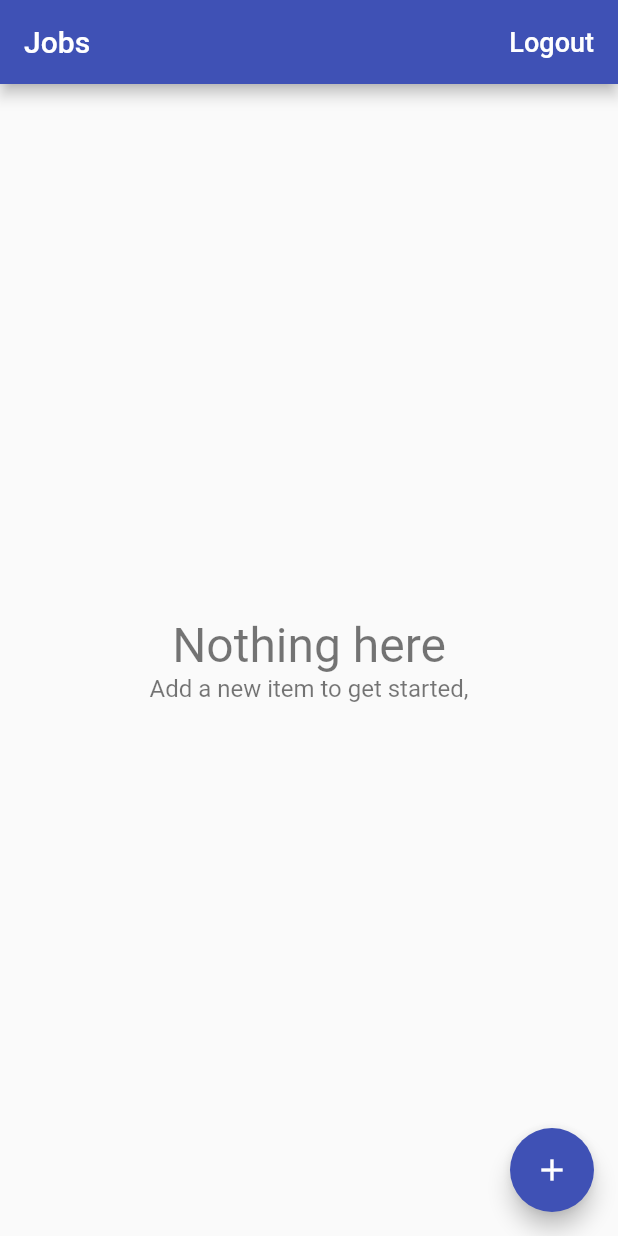
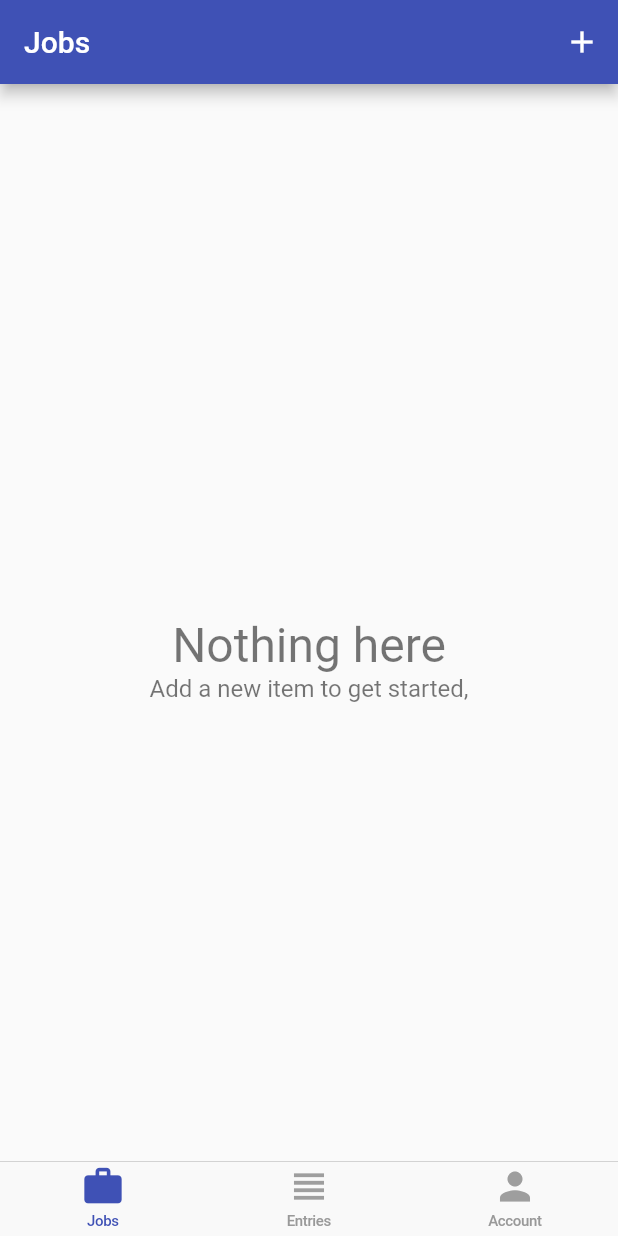
Before and after one commit to tran-haison/Time-Tracker, a Flutter app: the screen it shows once a user with an empty profile is signed in, on a phone screen of 412 x 824 dp. Run offline on Flutter 3.47's test engine with Material 2 defaults, Android fonts, the phone set to English and light mode, and no system bars; our stand-ins replace cloud_firestore, firebase_auth, firebase_core, google_sign_in; missing offline and left inert: flutter_login_facebook; accounts and stored records are empty.

Commit message:
Finish Bottom Navigation with Cupertino widgets

```diff
--- /dev/null
+++ b/lib/app/home/cupertino_home_scaffold.dart
@@ -0,0 +1,58 @@
+import 'package:flutter/cupertino.dart';
+import 'package:flutter/material.dart';
+import 'package:time_tracker_flutter_course/app/home/tab_item.dart';
+
+class CupertinoHomeScaffold extends StatelessWidget {
+  const CupertinoHomeScaffold({
+    Key key,
+    @required this.currentTab,
+    @required this.onSelectTab,
+    @required this.widgetBuilders,
+    @required this.navigatorKeys,
+  }) : super(key: key);
+
+  final TabItem currentTab;
+  final ValueChanged<TabItem> onSelectTab;
+  final Map<TabItem, WidgetBuilder> widgetBuilders;
+  final Map<TabItem, GlobalKey<NavigatorState>> navigatorKeys;
+
+  @override
+  Widget build(BuildContext context) {
+    return CupertinoTabScaffold(
+      tabBar: CupertinoTabBar(
+        items: [
+          _buildItem(TabItem.jobs),
+          _buildItem(TabItem.entries),
+          _buildItem(TabItem.account),
+        ],
+        onTap: (index) => onSelectTab(TabItem.values[index]),
+      ),
+      tabBuilder: (context, index) {
+        final item = TabItem.values[index];
+        return CupertinoTabView(
+          navigatorKey: navigatorKeys[item],
+          builder: (context) {
+            return widgetBuilders[item](context);
+          },
+        );
+      },
+    );
+  }
+
+  BottomNavigationBarItem _buildItem(TabItem tabItem) {
+    final itemData = TabItemData.allTabs[tabItem];
+    final color = currentTab == tabItem ? Colors.indigo : Colors.grey;
+    return BottomNavigationBarItem(
+      icon: Icon(
+        itemData.icon,
+        color: color,
+      ),
+      title: Text(
+        itemData.title,
+        style: TextStyle(
+          color: color,
+        ),
+      ),
+    );
+  }
+}
--- /dev/null
+++ b/lib/app/home/home_page.dart
@@ -0,0 +1,55 @@
+import 'package:flutter/material.dart';
+import 'package:time_tracker_flutter_course/app/home/account/account_page.dart';
+import 'package:time_tracker_flutter_course/app/home/cupertino_home_scaffold.dart';
+import 'package:time_tracker_flutter_course/app/home/tab_item.dart';
+
+import 'jobs/jobs_page.dart';
+
+class HomePage extends StatefulWidget {
+  @override
+  _HomePageState createState() => _HomePageState();
+}
+
+class _HomePageState extends State<HomePage> {
+  TabItem _currentTab = TabItem.jobs;
+
+  final Map<TabItem, GlobalKey<NavigatorState>> navigatorKeys = {
+    TabItem.jobs: GlobalKey<NavigatorState>(),
+    TabItem.entries: GlobalKey<NavigatorState>(),
+    TabItem.account: GlobalKey<NavigatorState>(),
+  };
+
+  Map<TabItem, WidgetBuilder> get widgetBuilders {
+    return {
+      TabItem.jobs: (_) => JobsPage(),
+      TabItem.entries: (_) => Container(),
+      TabItem.account: (_) => AccountPage(),
+    };
+  }
+
+  void _select(TabItem tabItem) {
+    if (tabItem == _currentTab) {
+      // pop to first route
+      navigatorKeys[tabItem].currentState.popUntil((route) => route.isFirst);
+    } else {
+      setState(() {
+        _currentTab = tabItem;
+      });
+    }
+  }
+
+  @override
+  Widget build(BuildContext context) {
+    return WillPopScope(
+      onWillPop: () async => !await navigatorKeys[_currentTab].currentState.maybePop(),
+      child: CupertinoHomeScaffold(
+        currentTab: _currentTab,
+        onSelectTab: _select,
+        widgetBuilders: widgetBuilders,
+        navigatorKeys: navigatorKeys,
+      ),
+    );
+  }
+
+
+}
--- a/lib/app/home/jobs/edit_job_page.dart
+++ b/lib/app/home/jobs/edit_job_page.dart
@@ -18,7 +18,7 @@ class EditJobPage extends StatefulWidget {
 
   // Show the AddJobPage dialog instance
   static Future<void> show(BuildContext context, {Database database, Job job}) async {
-    await Navigator.of(context).push(MaterialPageRoute(
+    await Navigator.of(context, rootNavigator: true).push(MaterialPageRoute(
       builder: (context) => EditJobPage(
         database: database,
         job: job,
--- a/lib/app/home/jobs/jobs_page.dart
+++ b/lib/app/home/jobs/jobs_page.dart
@@ -6,35 +6,10 @@ import 'package:time_tracker_flutter_course/app/home/jobs/edit_job_page.dart';
 import 'package:time_tracker_flutter_course/app/home/jobs/job_list_tile.dart';
 import 'package:time_tracker_flutter_course/app/home/jobs/list_items_builder.dart';
 import 'package:time_tracker_flutter_course/app/home/models/job.dart';
-import 'package:time_tracker_flutter_course/common_widgets/show_alert_dialog.dart';
 import 'package:time_tracker_flutter_course/common_widgets/show_exception_alert_dialog.dart';
-import 'package:time_tracker_flutter_course/services/auth.dart';
 import 'package:time_tracker_flutter_course/services/database.dart';
 
 class JobsPage extends StatelessWidget {
-  Future<void> _signOut(BuildContext context) async {
-    try {
-      final authBase = Provider.of<AuthBase>(context, listen: false);
-      await authBase.signOut();
-    } catch (e) {
-      print(e.toString());
-    }
-  }
-
-  Future<void> _confirmSignOut(BuildContext context) async {
-    final didRequestSignOut = await showAlertDialog(
-      context: context,
-      title: "Logout",
-      content: "Are you sure that you want to logout?",
-      defaultActionText: "Logout",
-      cancelActionText: "Cancel",
-    );
-
-    if (didRequestSignOut == true) {
-      _signOut(context);
-    }
-  }
-
   Future<void> _delete(BuildContext context, Job job) async {
     try {
       final database = Provider.of<Database>(context, listen: false);
@@ -54,26 +29,16 @@ class JobsPage extends StatelessWidget {
       appBar: AppBar(
         title: Text("Jobs"),
         actions: <Widget>[
-          FlatButton(
-            onPressed: () => _confirmSignOut(context),
-            child: Text(
-              "Logout",
-              style: TextStyle(
-                fontSize: 18.0,
-                color: Colors.white,
-              ),
+          IconButton(
+            icon: Icon(Icons.add),
+            onPressed: () => EditJobPage.show(
+              context,
+              database: Provider.of<Database>(context, listen: false),
             ),
-          )
+          ),
         ],
       ),
       body: _buildContent(context),
-      floatingActionButton: FloatingActionButton(
-        child: Icon(Icons.add),
-        onPressed: () => EditJobPage.show(
-          context,
-          database: Provider.of<Database>(context, listen: false),
-        ),
-      ),
     );
   }
 
--- /dev/null
+++ b/lib/app/home/tab_item.dart
@@ -0,0 +1,25 @@
+import 'package:flutter/material.dart';
+
+enum TabItem {
+  jobs,
+  entries,
+  account,
+}
+
+/// Class to hold title and icon of each item in bottom navigation bar
+class TabItemData {
+
+  const TabItemData({
+    @required this.title,
+    @required this.icon,
+  });
+
+  final String title;
+  final IconData icon;
+
+  static const Map<TabItem, TabItemData> allTabs = {
+    TabItem.jobs: TabItemData(title: "Jobs", icon: Icons.work),
+    TabItem.entries: TabItemData(title: "Entries", icon: Icons.view_headline),
+    TabItem.account: TabItemData(title: "Account", icon: Icons.person),
+  };
+}
--- a/lib/app/landing_page.dart
+++ b/lib/app/landing_page.dart
@@ -1,7 +1,7 @@
 import 'package:firebase_auth/firebase_auth.dart';
 import 'package:flutter/material.dart';
 import 'package:provider/provider.dart';
-import 'package:time_tracker_flutter_course/app/home/jobs/jobs_page.dart';
+import 'package:time_tracker_flutter_course/app/home/home_page.dart';
 import 'package:time_tracker_flutter_course/app/sign_in/sign_in_page.dart';
 import 'package:time_tracker_flutter_course/services/auth.dart';
 import 'package:time_tracker_flutter_course/services/database.dart';
@@ -20,7 +20,7 @@ class LandingPage extends StatelessWidget {
             } else {
               return Provider<Database>(
                 create: (_) => FirestoreDatabase(uid: user.uid),
-                child: JobsPage(),
+                child: HomePage(),
               );
             }
           }
```
Also changed, not shown: lib/app/home/account/account_page.dart (added, +50 -0 lines), lib/app/home/job_entries/entry_page.dart (+6 -6 lines), lib/app/home/job_entries/job_entries_page.dart (+26 -12 lines), lib/common_widgets/date_time_picker.dart (renamed from lib/app/home/job_entries/date_time_picker.dart, +7 -7 lines), lib/services/database.dart (+12 -0 lines), lib/common_widgets/input_dropdown.dart (renamed from lib/app/home/job_entries/input_dropdown.dart).
